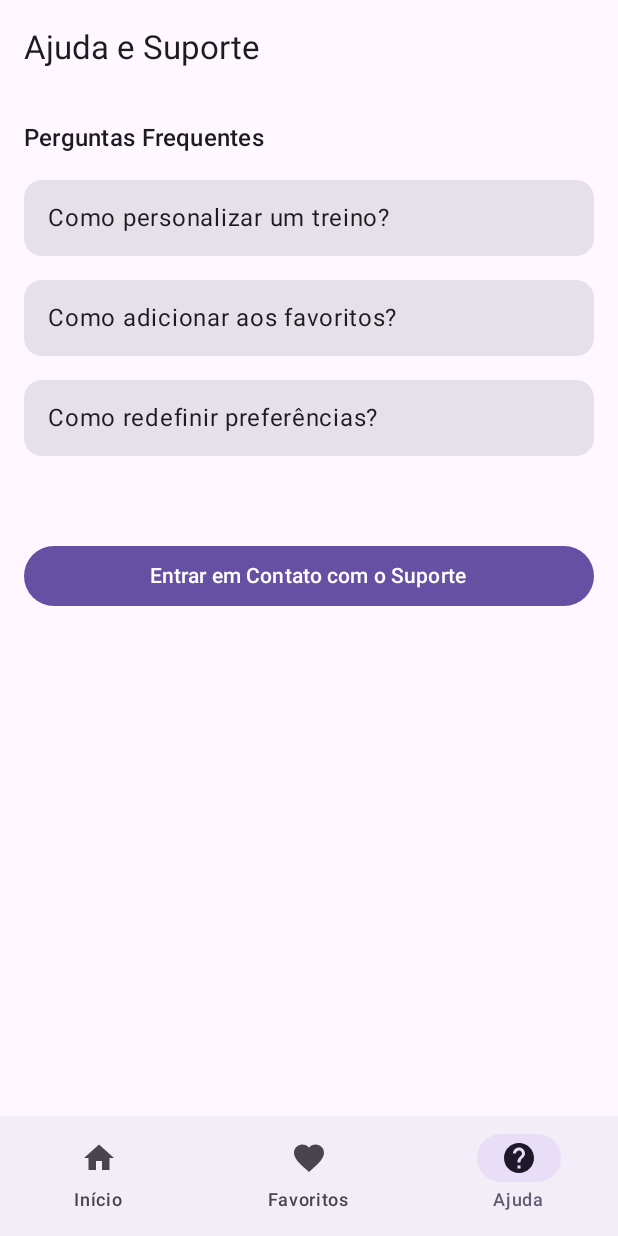
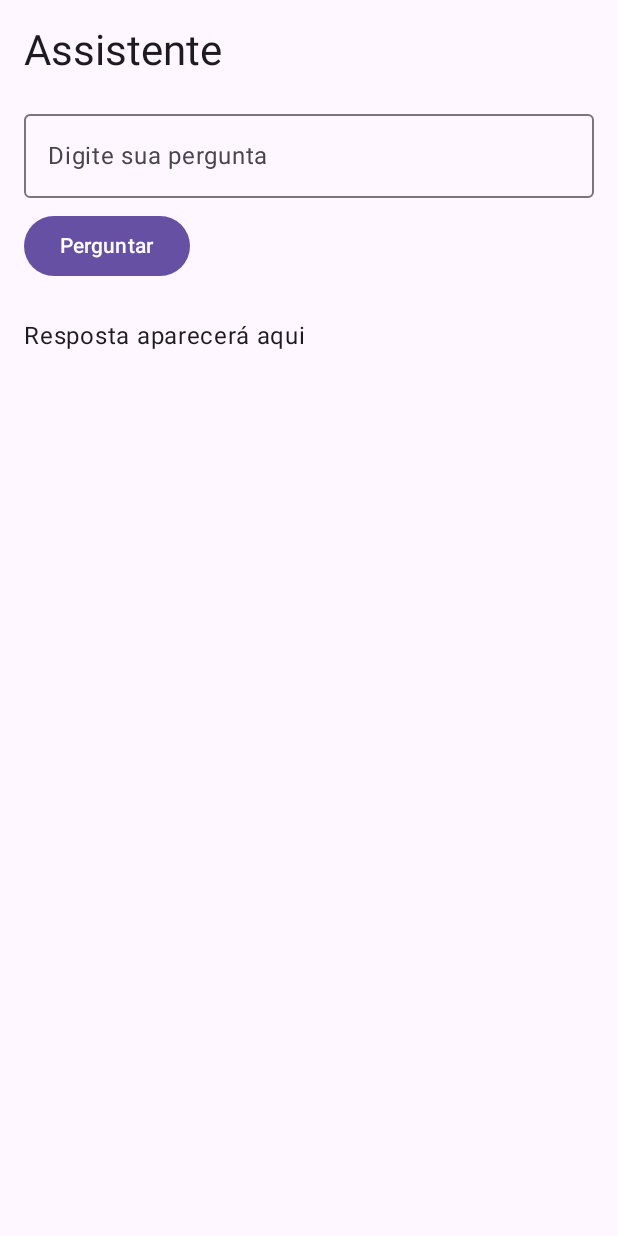
Before and after one commit to FernandoPCJ/fitlife, an Android app built with Jetpack Compose: the screen it shows after launch (MainActivity), item 3 of the bottom bar chosen, on a phone screen of 412 x 824 dp. Run offline under Robolectric (Android 15) with nearby library versions, the phone set to English and light mode, and no system bars.

Commit message:
Mensagem do commit

```diff
--- a/app/src/main/java/com/fernando/fitlife/navigation/FitLifeNavGraph.kt
+++ b/app/src/main/java/com/fernando/fitlife/navigation/FitLifeNavGraph.kt
@@ -7,6 +7,8 @@ import androidx.navigation.compose.composable
 import com.fernando.fitlife.ui.screens.*
 import com.fernando.fitlife.viewmodel.FavoritosViewModel
 import com.fernando.fitlife.viewmodel.PreferenciasViewModel
+import com.fernando.fitlife.ui.screens.AssistenteScreen
+
 
 @Composable
 fun FitLifeNavGraph(
@@ -27,7 +29,7 @@ fun FitLifeNavGraph(
             val treinoId = backStackEntry.arguments?.getString("treinoId")?.toIntOrNull() ?: 0
             DetalhesScreen(
                 treinoId = treinoId,
-                navController = navController,  // ✅ Adicionado navController
+                navController = navController,
                 favoritosViewModel = favoritosViewModel
             )
         }
@@ -50,5 +52,9 @@ fun FitLifeNavGraph(
         composable("ajuda") {
             AjudaScreen(navController = navController)
         }
+
+        composable("assistente") {
+            AssistenteScreen() // ⚠️ Certifique-se de criar essa tela
+        }
     }
 }
--- a/app/src/main/java/com/fernando/fitlife/ui/components/BottomBar.kt
+++ b/app/src/main/java/com/fernando/fitlife/ui/components/BottomBar.kt
@@ -3,7 +3,7 @@ package com.fernando.fitlife.ui.components
 import androidx.compose.material.icons.Icons
 import androidx.compose.material.icons.filled.Favorite
 import androidx.compose.material.icons.filled.Home
-import androidx.compose.material.icons.filled.Help
+import androidx.compose.material.icons.filled.SmartToy
 import androidx.compose.material3.*
 import androidx.compose.runtime.Composable
 import androidx.compose.ui.graphics.vector.ImageVector
@@ -14,7 +14,7 @@ data class BottomNavItem(val label: String, val route: String, val icon: ImageVe
 val bottomNavItems = listOf(
     BottomNavItem("Início", "home", Icons.Default.Home),
     BottomNavItem("Favoritos", "favoritos", Icons.Default.Favorite),
-    BottomNavItem("Ajuda", "ajuda", Icons.Default.Help), // Alterado aqui
+    BottomNavItem("Assistente", "assistente", Icons.Default.SmartToy) // substituído
 )
 
 @Composable
--- /dev/null
+++ b/app/src/main/java/com/fernando/fitlife/ui/screens/AssistenteScreen.kt
@@ -0,0 +1,38 @@
+package com.fernando.fitlife.ui.screens
+
+import androidx.compose.foundation.layout.*
+import androidx.compose.material3.*
+import androidx.compose.runtime.*
+import androidx.compose.ui.Modifier
+import androidx.compose.ui.unit.dp
+
+@Composable
+fun AssistenteScreen() {
+    var pergunta by remember { mutableStateOf("") }
+
+    Column(modifier = Modifier
+        .fillMaxSize()
+        .padding(16.dp)) {
+        Text("Assistente", style = MaterialTheme.typography.headlineMedium)
+        Spacer(modifier = Modifier.height(16.dp))
+
+        OutlinedTextField(
+            value = pergunta,
+            onValueChange = { pergunta = it },
+            label = { Text("Digite sua pergunta") },
+            modifier = Modifier.fillMaxWidth()
+        )
+
+        Spacer(modifier = Modifier.height(8.dp))
+
+        Button(onClick = {
+            // chamada ao viewmodel (adicionar depois)
+        }) {
+            Text("Perguntar")
+        }
+
+        Spacer(modifier = Modifier.height(24.dp))
+
+        Text("Resposta aparecerá aqui")
+    }
+}
--- a/app/src/main/java/com/fernando/fitlife/ui/screens/HomeScreen.kt
+++ b/app/src/main/java/com/fernando/fitlife/ui/screens/HomeScreen.kt
@@ -63,6 +63,13 @@ fun HomeScreen(
                             onClick = {
                                 expanded = false
                                 navController.navigate("configuracoes")
+                            }
+                        )
+                        DropdownMenuItem(
+                            text = { Text("Ajuda") },
+                            onClick = {
+                                expanded = false
+                                navController.navigate("ajuda")
                             }
                         )
                     }
```
